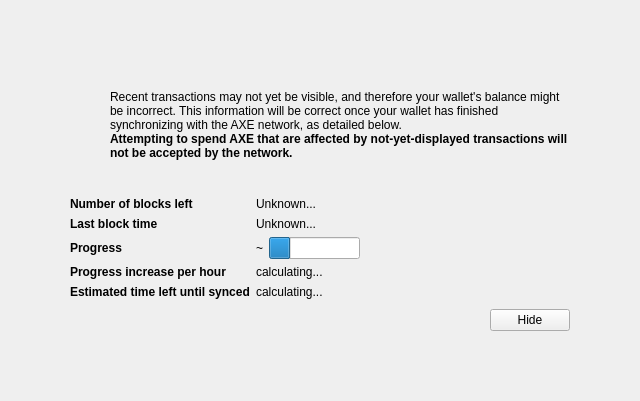
AXErunners/axe, file src/qt/forms/modaloverlay.ui: the form before one commit.
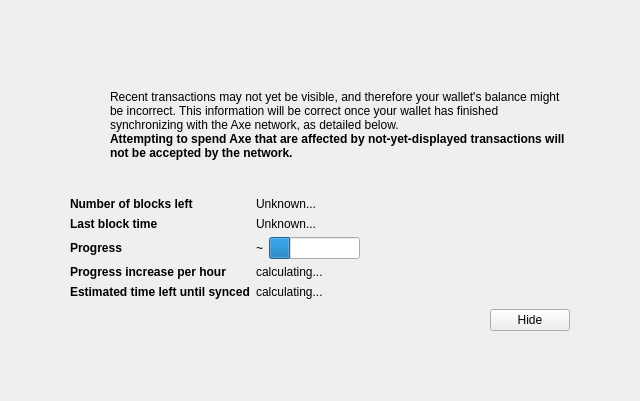
The form after the commit. Icons and pictures are not drawn. Custom widgets are drawn as their Qt base class.

Diff of the .ui file:
```diff
--- a/src/qt/forms/modaloverlay.ui
+++ b/src/qt/forms/modaloverlay.ui
@@ -128,7 +128,7 @@
              <item>
               <widget class="QLabel" name="infoText">
                <property name="text">
-                <string>Recent transactions may not yet be visible, and therefore your wallet's balance might be incorrect. This information will be correct once your wallet has finished synchronizing with the AXE network, as detailed below.</string>
+                <string>Recent transactions may not yet be visible, and therefore your wallet's balance might be incorrect. This information will be correct once your wallet has finished synchronizing with the Axe network, as detailed below.</string>
                </property>
                <property name="textFormat">
                 <enum>Qt::RichText</enum>
@@ -147,7 +147,7 @@
                 </font>
                </property>
                <property name="text">
-                <string>Attempting to spend AXE that are affected by not-yet-displayed transactions will not be accepted by the network.</string>
+                <string>Attempting to spend Axe that are affected by not-yet-displayed transactions will not be accepted by the network.</string>
                </property>
                <property name="textFormat">
                 <enum>Qt::RichText</enum>
```
